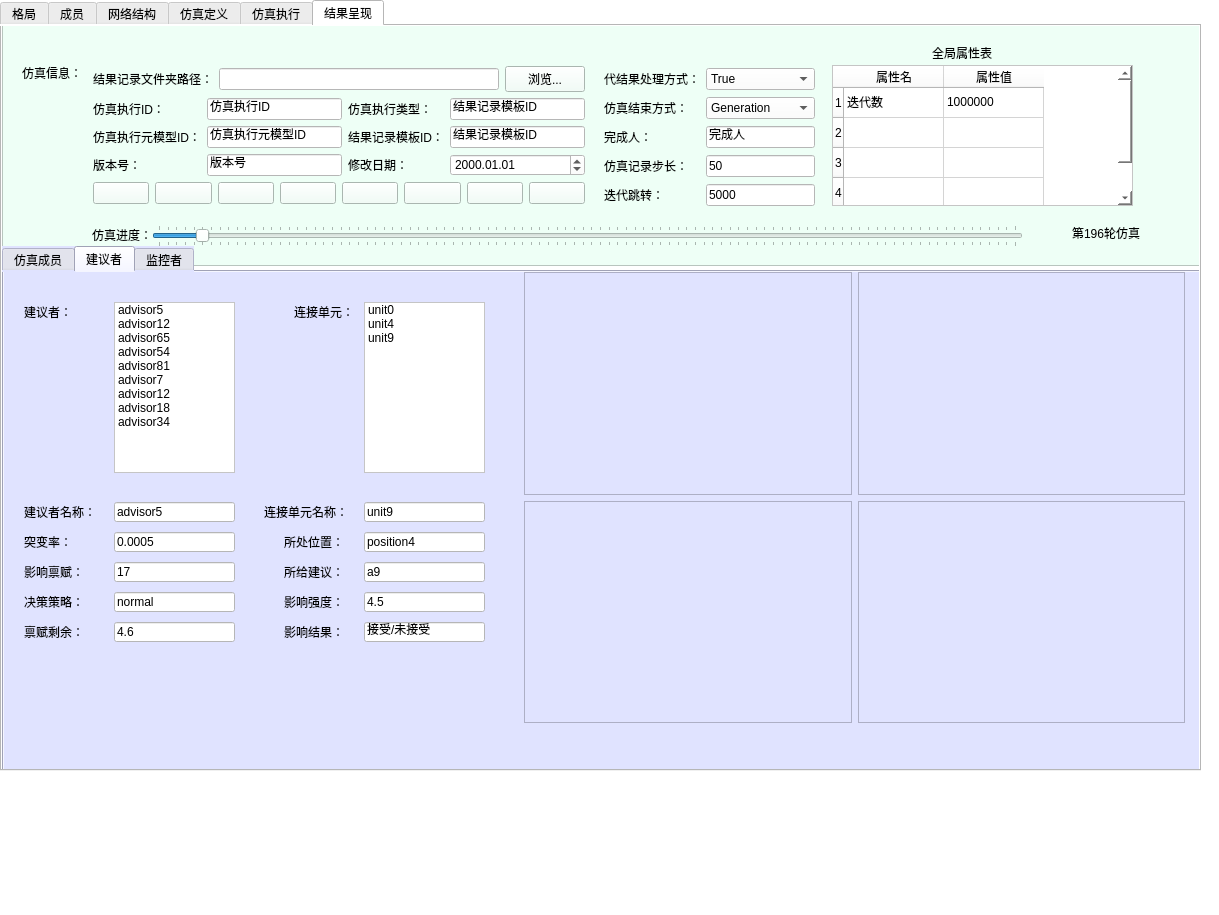
The window that UI/simulation_exe_monitor.ui (ANiMA931/simulation_execution_monitoring) describes before a commit, drawn with Qt 5.
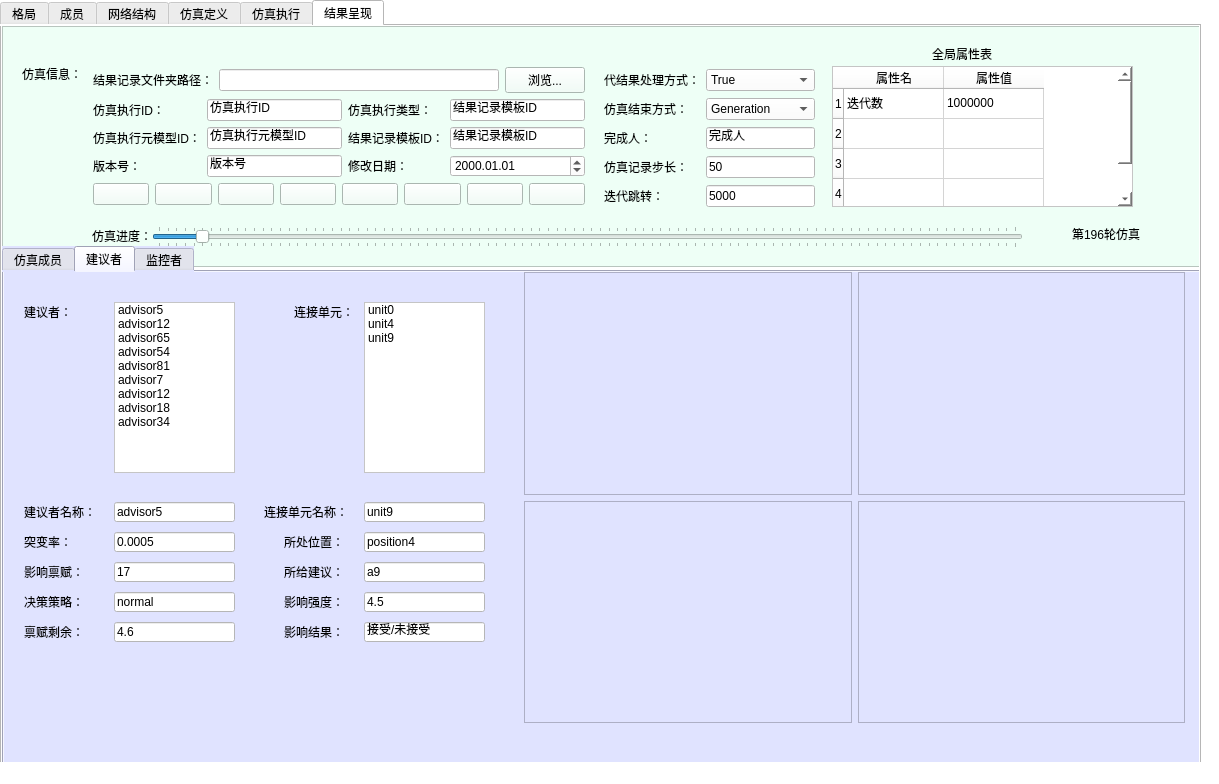
The same window after the commit. The open tabs and pages were chosen to show the change. Icons and pictures are not drawn.

```diff
--- a/UI/simulation_exe_monitor.ui
+++ b/UI/simulation_exe_monitor.ui
@@ -7,7 +7,7 @@
     <x>0</x>
     <y>0</y>
     <width>1219</width>
-    <height>915</height>
+    <height>784</height>
    </rect>
   </property>
   <property name="windowTitle">
@@ -2588,7 +2588,7 @@
       <property name="geometry">
        <rect>
         <x>0</x>
-        <y>-1</y>
+        <y>0</y>
         <width>1200</width>
         <height>241</height>
        </rect>
```
Left out of the diff: 4 changed lines with no effect on the pictures.
